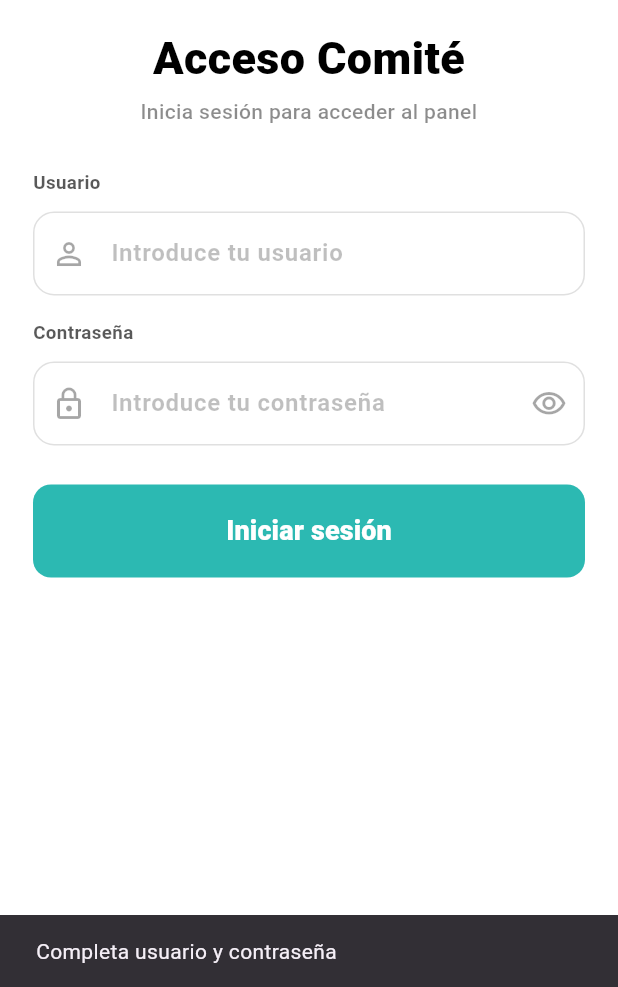
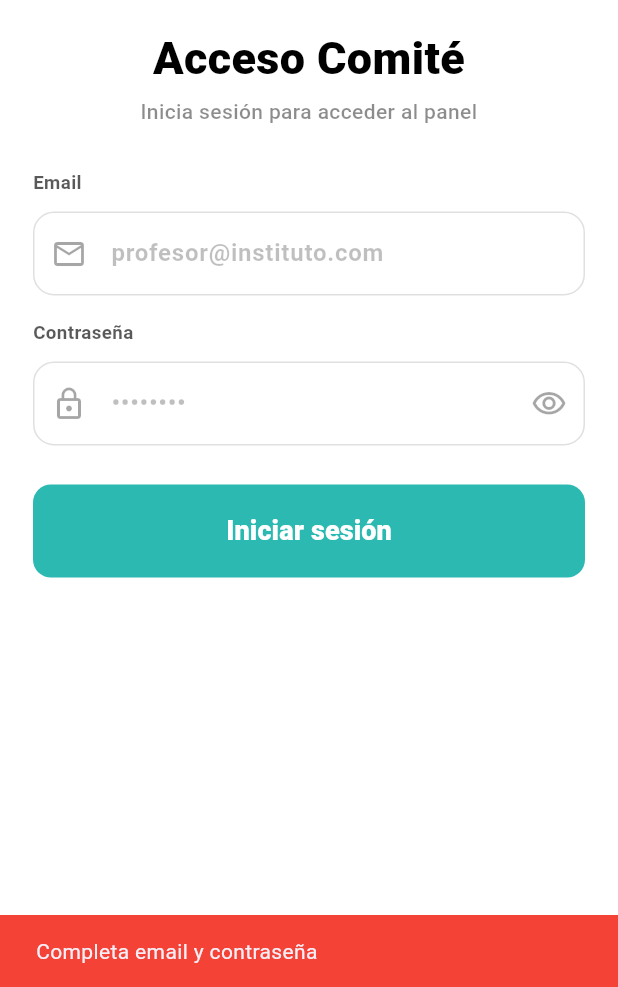
Before and after one commit to AndreaTejon/quiethelp-front, a Flutter app: the SignInPage screen opened directly, after a tap on "Iniciar sesión", on a phone screen of 412 x 824 dp, the part 249-1236 px from its top. Run offline on Flutter 3.47's test engine with Material 3 defaults, Android fonts, the phone set to English and light mode, and no system bars; our stand-ins replace shared_preferences, supabase_flutter; accounts and stored records are empty.

Commit message:
Se agrega la dependencia para Supabase, se agrega verificación de Usuarios para iniciar sesión y la recepción del ID del profesor. Se agregan tres modelos para los datos recibidos de Supabase

```diff
--- a/quiethelp_front/lib/screens/signIn.dart
+++ b/quiethelp_front/lib/screens/signIn.dart
@@ -1,4 +1,5 @@
 import 'package:flutter/material.dart';
+import 'package:supabase_flutter/supabase_flutter.dart'; // 👈 NUEVO
 import 'professorHomePage.dart';
 import 'homePage.dart';
 
@@ -15,6 +16,7 @@ class _SignInPageState extends State<SignInPage> {
   final TextEditingController _userCtrl = TextEditingController();
   final TextEditingController _passCtrl = TextEditingController();
   bool _obscure = true;
+  bool _isLoading = false; // 👈 NUEVO: para controlar estado de carga
 
   @override
   void dispose() {
@@ -23,20 +25,86 @@ class _SignInPageState extends State<SignInPage> {
     super.dispose();
   }
 
-  void _onLogin() {
-    final user = _userCtrl.text.trim();
-    final pass = _passCtrl.text.trim();
+  // 🟢 NUEVO: Función de login con Supabase
+  Future<void> _onLogin() async {
+    final email = _userCtrl.text.trim();
+    final password = _passCtrl.text.trim();
 
-    if (user.isEmpty || pass.isEmpty) {
-      ScaffoldMessenger.of(context).showSnackBar(
-        const SnackBar(content: Text('Completa usuario y contraseña')),
-      );
+    // Validaciones básicas
+    if (email.isEmpty || password.isEmpty) {
+      _mostrarError('Completa email y contraseña');
       return;
     }
 
+    // Validar que tenga formato de email (opcional pero recomendado)
+    if (!email.contains('@')) {
+      _mostrarError('Introduce un email válido');
+      return;
+    }
+
+    setState(() => _isLoading = true);
+
+    try {
+      // 1️⃣ Llamar a Supabase Auth
+      final response = await Supabase.instance.client.auth.signInWithPassword(
+        email: email,
+        password: password,
+      );
+
+      // 2️⃣ Obtener datos del usuario
+      final user = response.user;
+
+      if (user == null) {
+        throw Exception('No se pudo obtener el usuario');
+      }
+
+      // 3️⃣ Preparar datos del profesor
+      final profesorData = {
+        'id': user.id,                                // UUID para revisorId
+        'email': user.email,
+        'nombre': user.email!.split('@').first,       // "profesor" del email
+        'metadata': user.userMetadata,                 // Si hay más datos
+      };
+
+      print('✅ Login exitoso:');
+      print('   - ID: ${profesorData['id']}');
+      print('   - Email: ${profesorData['email']}');
+      print('   - Nombre: ${profesorData['nombre']}');
+
+      // 4️⃣ Navegar a ProfessorHomePage con los datos
+      if (mounted) {
         Navigator.pushReplacement(
           context,
-      MaterialPageRoute(builder: (_) => const ProfessorHomePage()),
+          MaterialPageRoute(
+            builder: (_) => ProfessorHomePage(profesorData: profesorData),
+          ),
+        );
+      }
+
+    } on AuthException catch (e) {
+      // Error específico de autenticación
+      print('❌ AuthException: ${e.message}');
+      _mostrarError('Email o contraseña incorrectos');
+
+    } catch (e) {
+      // Otros errores (red, etc.)
+      print('❌ Error: $e');
+      _mostrarError('Error de conexión. Intenta de nuevo');
+
+    } finally {
+      if (mounted) {
+        setState(() => _isLoading = false);
+      }
+    }
+  }
+
+  // Función auxiliar para mostrar errores
+  void _mostrarError(String mensaje) {
+    ScaffoldMessenger.of(context).showSnackBar(
+      SnackBar(
+        content: Text(mensaje),
+        backgroundColor: Colors.red,
+      ),
     );
   }
 
@@ -44,8 +112,6 @@ class _SignInPageState extends State<SignInPage> {
   Widget build(BuildContext context) {
     return Scaffold(
       backgroundColor: Colors.white,
-
-      // flechita arriba para volver atrás
       appBar: AppBar(
         backgroundColor: Colors.white,
         surfaceTintColor: Colors.white,
@@ -61,7 +127,6 @@ class _SignInPageState extends State<SignInPage> {
           icon: const Icon(Icons.arrow_back_ios_new, size: 18),
         ),
       ),
-
       body: SafeArea(
         top: false,
         child: LayoutBuilder(
@@ -77,11 +142,8 @@ class _SignInPageState extends State<SignInPage> {
                   child: Column(
                     children: [
                       const SizedBox(height: 18),
-
                       const _TopIcon(),
-
                       const SizedBox(height: 22),
-
                       const Text(
                         'Acceso Comité',
                         textAlign: TextAlign.center,
@@ -92,9 +154,7 @@ class _SignInPageState extends State<SignInPage> {
                           color: Colors.black,
                         ),
                       ),
-
                       const SizedBox(height: 10),
-
                       Text(
                         'Inicia sesión para acceder al panel',
                         textAlign: TextAlign.center,
@@ -105,13 +165,13 @@ class _SignInPageState extends State<SignInPage> {
                           fontWeight: FontWeight.w500,
                         ),
                       ),
-
                       const SizedBox(height: 30),
 
+                      // Email
                       Align(
                         alignment: Alignment.centerLeft,
                         child: Text(
-                          'Usuario',
+                          'Email', // 👈 Cambié "Usuario" por "Email"
                           style: TextStyle(
                             fontSize: 12.5,
                             fontWeight: FontWeight.w700,
@@ -119,20 +179,20 @@ class _SignInPageState extends State<SignInPage> {
                           ),
                         ),
                       ),
-
                       const SizedBox(height: 10),
-
                       TextField(
                         controller: _userCtrl,
                         textInputAction: TextInputAction.next,
+                        keyboardType: TextInputType.emailAddress,
+                        enabled: !_isLoading, // 👈 Deshabilitar mientras carga
                         decoration: InputDecoration(
-                          hintText: 'Introduce tu usuario',
+                          hintText: 'profesor@instituto.com',
                           hintStyle: TextStyle(
                             color: Colors.black.withOpacity(0.25),
                             fontWeight: FontWeight.w600,
                           ),
                           prefixIcon: Icon(
-                            Icons.person_outline,
+                            Icons.email_outlined,
                             color: Colors.black.withOpacity(0.35),
                           ),
                           filled: true,
@@ -159,6 +219,7 @@ class _SignInPageState extends State<SignInPage> {
 
                       const SizedBox(height: 16),
 
+                      // Contraseña
                       Align(
                         alignment: Alignment.centerLeft,
                         child: Text(
@@ -170,16 +231,15 @@ class _SignInPageState extends State<SignInPage> {
                           ),
                         ),
                       ),
-
                       const SizedBox(height: 10),
-
                       TextField(
                         controller: _passCtrl,
                         obscureText: _obscure,
                         textInputAction: TextInputAction.done,
                         onSubmitted: (_) => _onLogin(),
+                        enabled: !_isLoading, // 👈 Deshabilitar mientras carga
                         decoration: InputDecoration(
-                          hintText: 'Introduce tu contraseña',
+                          hintText: '••••••••',
                           hintStyle: TextStyle(
                             color: Colors.black.withOpacity(0.25),
                             fontWeight: FontWeight.w600,
@@ -189,7 +249,7 @@ class _SignInPageState extends State<SignInPage> {
                             color: Colors.black.withOpacity(0.35),
                           ),
                           suffixIcon: IconButton(
-                            onPressed: () =>
+                            onPressed: _isLoading ? null : () => // 👈 No permitir mientras carga
                                 setState(() => _obscure = !_obscure),
                             icon: Icon(
                               _obscure
@@ -222,11 +282,12 @@ class _SignInPageState extends State<SignInPage> {
 
                       const SizedBox(height: 26),
 
+                      // Botón de login
                       SizedBox(
                         width: double.infinity,
                         height: 62,
                         child: ElevatedButton(
-                          onPressed: _onLogin,
+                          onPressed: _isLoading ? null : _onLogin,
                           style: ElevatedButton.styleFrom(
                             backgroundColor: teal,
                             foregroundColor: Colors.white,
@@ -235,7 +296,16 @@ class _SignInPageState extends State<SignInPage> {
                               borderRadius: BorderRadius.circular(12),
                             ),
                           ),
-                          child: const Text(
+                          child: _isLoading
+                              ? const SizedBox(  // Mostrar loader mientras carga
+                                  width: 24,
+                                  height: 24,
+                                  child: CircularProgressIndicator(
+                                    color: Colors.white,
+                                    strokeWidth: 2,
+                                  ),
+                                )
+                              : const Text(
                                   'Iniciar sesión',
                                   style: TextStyle(
                                     fontSize: 18,
--- a/quiethelp_front/pubspec.yaml
+++ b/quiethelp_front/pubspec.yaml
@@ -14,6 +14,7 @@ dependencies:
   cupertino_icons: ^1.0.8
   http: ^1.2.2
   shared_preferences: ^2.2.2  # Asegúrate que está con 2 espacios de indentación
+  supabase_flutter: ^2.12.0
 
 dev_dependencies:
   flutter_test:
```
Also changed, not shown: quiethelp_front/lib/main.dart (+7 -1 lines), quiethelp_front/lib/models/conversacion_response.dart (added, +84 -0 lines), quiethelp_front/lib/models/dashboard_resumen.dart (added, +23 -0 lines), quiethelp_front/lib/models/message_response.dart (added, +23 -0 lines), quiethelp_front/lib/screens/professorHomePage.dart (+37 -9 lines), quiethelp_front/lib/services/token_service.dart (+13 -6 lines), quiethelp_front/pubspec.lock, 5 other files. Lines whose indentation alone changed are shown as unchanged.
